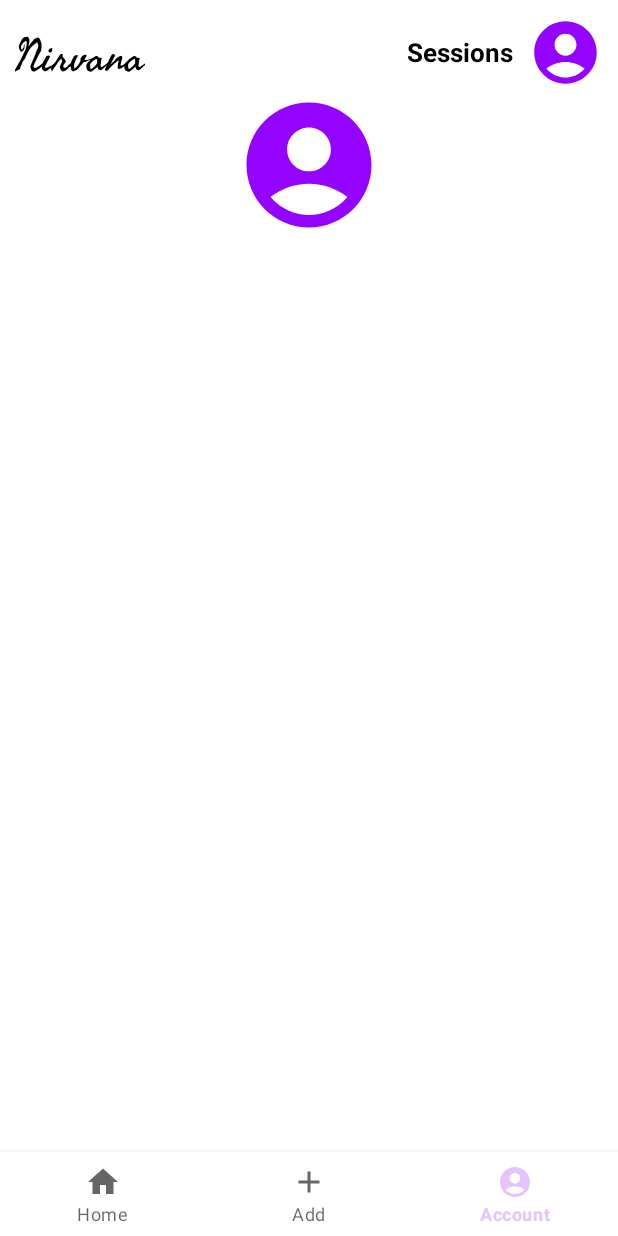
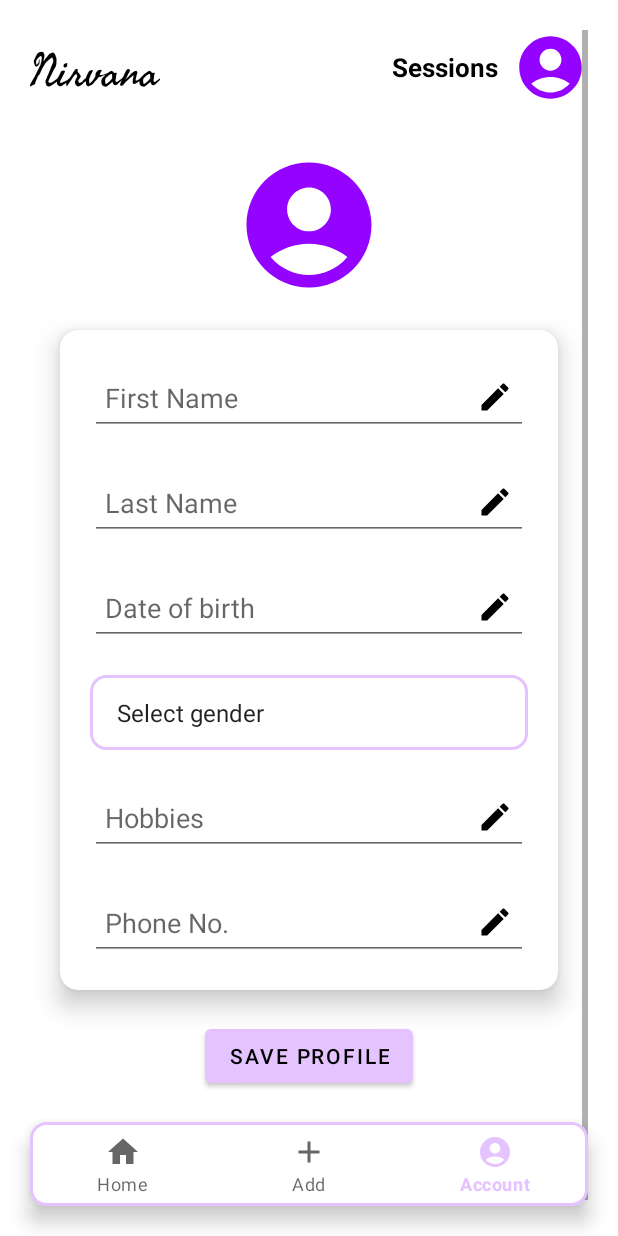
Before and after one commit to Aditya-Khaladkar/Nirvana-Android, an Android app: the DashboardFrag screen opened through its navigation route, item 3 of the bottom bar chosen, on a phone screen of 412 x 824 dp. Run offline under Robolectric (Android 15) with nearby library versions, the phone set to English and light mode, and no system bars; our stand-ins replace Firebase (no records; nobody signed in at launch, a user with empty details on screens opened directly); 1 statement that could not run was skipped.

Commit message:
created fields to edit profile

```diff
--- a/app/src/main/java/com/example/nirvana/view/fragment/ProfilePage.kt
+++ b/app/src/main/java/com/example/nirvana/view/fragment/ProfilePage.kt
@@ -1,15 +1,28 @@
 package com.example.nirvana.view.fragment
 
+import android.app.DatePickerDialog
+import android.content.Context
 import android.os.Bundle
-import androidx.fragment.app.Fragment
 import android.view.LayoutInflater
 import android.view.View
 import android.view.ViewGroup
-import com.example.nirvana.R
+import android.widget.AdapterView
+import android.widget.ArrayAdapter
+import androidx.fragment.app.Fragment
 import com.example.nirvana.databinding.FragmentProfilePageBinding
+import com.example.nirvana.util.ToastMessage
+import java.util.*
 
 class ProfilePage : Fragment() {
     lateinit var binding: FragmentProfilePageBinding
+    lateinit var profileGender: String
+
+    // define Choose Date of birth
+    lateinit var datePickerDialog: DatePickerDialog
+    var year = 0
+    var month = 0
+    var dayOfMonth = 0
+    lateinit var calendar: Calendar
 
     override fun onCreateView(
         inflater: LayoutInflater, container: ViewGroup?,
@@ -18,8 +31,46 @@ class ProfilePage : Fragment() {
         // Inflate the layout for this fragment
         binding = FragmentProfilePageBinding.inflate(layoutInflater, container, false)
 
-
+        editProfile(binding = binding, context = requireContext())
 
         return binding.root
     }
+
+    private fun editProfile(binding: FragmentProfilePageBinding, context: Context) {
+        // Pick gender
+        val gender = arrayOf("Select gender", "Male", "Female")
+        val arrayAdapter = ArrayAdapter(context, android.R.layout.simple_spinner_item, gender)
+        binding.spinnerGender.adapter = arrayAdapter
+
+        binding.spinnerGender.onItemSelectedListener = object : AdapterView.OnItemSelectedListener {
+            override fun onItemSelected(p0: AdapterView<*>?, p1: View?, position: Int, p3: Long) {
+                profileGender = gender[position]
+                if (profileGender == "Male" || profileGender == "Female") {
+                    ToastMessage.show(requireContext(), profileGender)
+                }
+            }
+
+            override fun onNothingSelected(p0: AdapterView<*>?) {
+
+            }
+        }
+
+
+        // Events
+        binding.edtPickDateOfBirth.setOnClickListener {
+            calendar = Calendar.getInstance()
+            year = calendar.get(Calendar.YEAR)
+            month = calendar.get(Calendar.MONTH)
+            dayOfMonth = calendar.get(Calendar.DAY_OF_MONTH)
+            datePickerDialog = DatePickerDialog(
+                context,
+                { datePicker, year, month, day -> binding.edtPickDateOfBirth.setText(day.toString() + "/" + (month + 1) + "/" + year) },
+                year,
+                month,
+                dayOfMonth
+            )
+            datePickerDialog.datePicker.minDate = System.currentTimeMillis()
+            datePickerDialog.show()
+        }
+    }
 }
--- /dev/null
+++ b/app/src/main/res/drawable/baseline_create_24.xml
@@ -0,0 +1,5 @@
+<vector android:height="24dp" android:tint="#000000"
+    android:viewportHeight="24" android:viewportWidth="24"
+    android:width="24dp" xmlns:android="http://schemas.android.com/apk/res/android">
+    <path android:fillColor="@android:color/white" android:pathData="M3,17.25V21h3.75L17.81,9.94l-3.75,-3.75L3,17.25zM20.71,7.04c0.39,-0.39 0.39,-1.02 0,-1.41l-2.34,-2.34c-0.39,-0.39 -1.02,-0.39 -1.41,0l-1.83,1.83 3.75,3.75 1.83,-1.83z"/>
+</vector>
--- /dev/null
+++ b/app/src/main/res/drawable/nav_background_curved.xml
@@ -0,0 +1,10 @@
+<?xml version="1.0" encoding="utf-8"?>
+<shape xmlns:android="http://schemas.android.com/apk/res/android">
+
+    <stroke
+        android:width="2dp"
+        android:color="@color/appColor" />
+    <corners android:radius="10dp" />
+    <solid android:color="@color/white"/>
+
+</shape>
--- a/app/src/main/res/layout/fragment_dashboard.xml
+++ b/app/src/main/res/layout/fragment_dashboard.xml
@@ -4,6 +4,7 @@
     xmlns:tools="http://schemas.android.com/tools"
     android:id="@+id/containerLayout"
     android:layout_width="match_parent"
+    android:background="@color/white"
     android:layout_height="match_parent"
     tools:context=".view.ui.DashboardFrag">
 
@@ -200,6 +201,8 @@
     <com.google.android.material.bottomnavigation.BottomNavigationView
         android:id="@+id/bottomNavigationView"
         android:layout_width="match_parent"
+        android:layout_margin="20dp"
+        android:background="@drawable/nav_background_curved"
         android:layout_height="wrap_content"
         app:layout_constraintBottom_toBottomOf="parent"
         app:layout_constraintEnd_toEndOf="parent"
--- a/app/src/main/res/layout/fragment_profile_page.xml
+++ b/app/src/main/res/layout/fragment_profile_page.xml
@@ -1,12 +1,17 @@
 <?xml version="1.0" encoding="utf-8"?>
-<androidx.constraintlayout.widget.ConstraintLayout xmlns:android="http://schemas.android.com/apk/res/android"
+<ScrollView xmlns:android="http://schemas.android.com/apk/res/android"
     xmlns:app="http://schemas.android.com/apk/res-auto"
     xmlns:tools="http://schemas.android.com/tools"
     android:layout_width="match_parent"
     android:layout_height="match_parent"
     android:background="@color/white"
-    android:padding="10dp"
+    android:padding="20dp"
     tools:context=".view.fragment.ProfilePage">
+
+    <LinearLayout
+        android:layout_width="match_parent"
+        android:layout_height="match_parent"
+        android:orientation="vertical">
 
         <FrameLayout
             android:id="@+id/profileFrameLayout"
@@ -54,13 +59,92 @@
 
 
         <ImageView
+            android:layout_marginTop="30dp"
             android:id="@+id/profileIcon"
             android:layout_width="100dp"
             android:layout_height="100dp"
+            android:layout_gravity="center"
             android:src="@drawable/baseline_account_circle_24"
-        app:layout_constraintEnd_toEndOf="parent"
-        app:layout_constraintStart_toStartOf="parent"
-        app:layout_constraintTop_toBottomOf="@id/profileFrameLayout"
             app:tint="@color/profilePageIcon" />
 
-</androidx.constraintlayout.widget.ConstraintLayout>
+        <androidx.cardview.widget.CardView
+            android:id="@+id/profileCardLayout"
+            android:layout_width="match_parent"
+            android:layout_height="wrap_content"
+            android:layout_margin="20dp"
+            app:cardCornerRadius="12dp"
+            app:cardElevation="10dp">
+
+            <LinearLayout
+                android:layout_width="match_parent"
+                android:layout_height="match_parent"
+                android:orientation="vertical"
+                android:padding="20dp">
+
+                <EditText
+                    android:layout_width="match_parent"
+                    android:layout_height="50dp"
+                    android:drawableEnd="@drawable/baseline_create_24"
+                    android:hint="First Name"
+                    android:padding="10dp" />
+
+                <EditText
+                    android:layout_width="match_parent"
+                    android:layout_height="50dp"
+                    android:layout_marginTop="20dp"
+                    android:drawableEnd="@drawable/baseline_create_24"
+                    android:hint="Last Name"
+                    android:padding="10dp" />
+
+                <EditText
+                    android:id="@+id/edtPickDateOfBirth"
+                    android:editable="false"
+                    android:layout_width="match_parent"
+                    android:layout_height="50dp"
+                    android:layout_marginTop="20dp"
+                    android:drawableEnd="@drawable/baseline_create_24"
+                    android:hint="Date of birth"
+                    android:padding="10dp" />
+
+                <Spinner
+                    android:id="@+id/spinnerGender"
+                    android:layout_width="match_parent"
+                    android:layout_height="50dp"
+                    android:layout_marginTop="20dp"
+                    android:padding="10dp"
+                    android:background="@drawable/nav_background_curved"/>
+
+                <EditText
+                    android:layout_width="match_parent"
+                    android:layout_height="50dp"
+                    android:layout_marginTop="20dp"
+                    android:drawableEnd="@drawable/baseline_create_24"
+                    android:hint="Hobbies"
+                    android:padding="10dp" />
+
+                <EditText
+                    android:layout_width="match_parent"
+                    android:layout_height="50dp"
+                    android:layout_marginTop="20dp"
+                    android:drawableEnd="@drawable/baseline_create_24"
+                    android:hint="Phone No."
+                    android:padding="10dp" />
+
+            </LinearLayout>
+
+        </androidx.cardview.widget.CardView>
+
+        <Button
+            android:layout_width="wrap_content"
+            android:layout_height="wrap_content"
+            android:layout_gravity="center"
+            android:text="save profile"
+            android:textColor="@color/black" />
+
+        <View
+            android:layout_width="match_parent"
+            android:layout_height="100dp"/>
+
+    </LinearLayout>
+
+</ScrollView>
--- a/app/src/main/res/values/colors.xml
+++ b/app/src/main/res/values/colors.xml
@@ -9,4 +9,5 @@
     <color name="white">#FFFFFFFF</color>
 
     <color name="profilePageIcon">#9403ff</color>
+    <color name="appColor">#E5C3FF</color>
 </resources>
```
Lines whose indentation alone changed are shown as unchanged.
